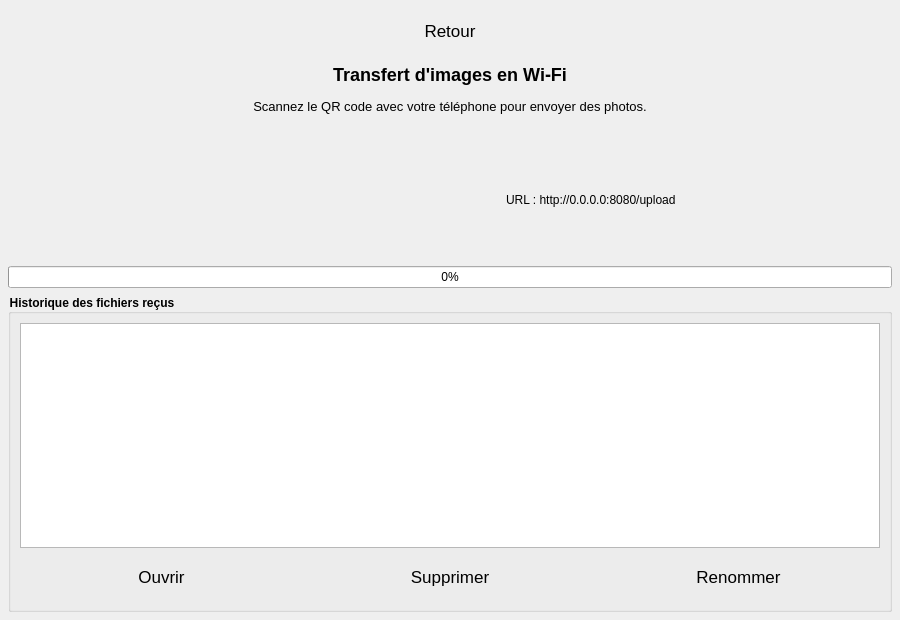
This is WifiTransferWidget.ui in Eliasgnd/Eau-couper_by_AE as Qt 5 draws it before an edit. The edited form follows.
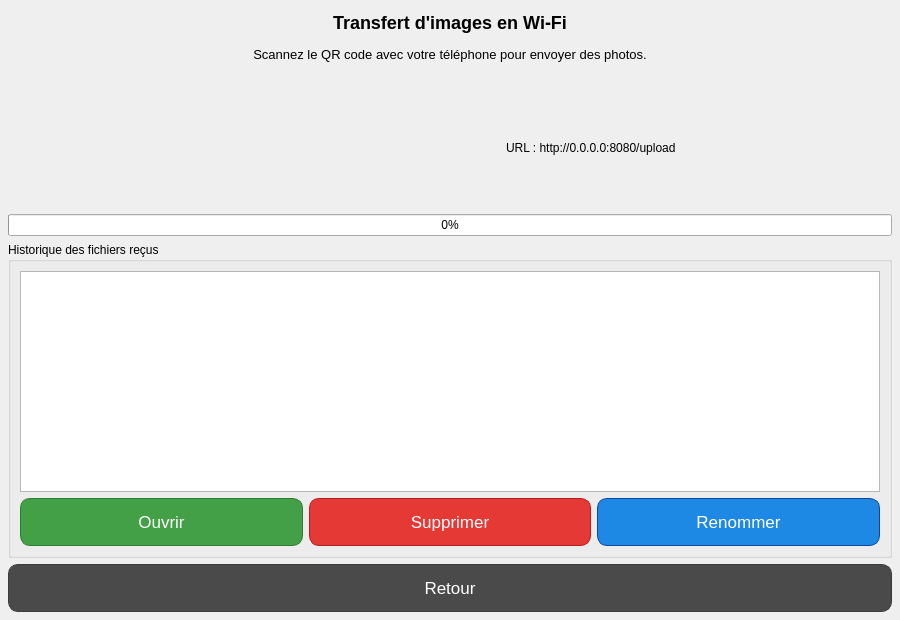
This is the edited form.

```diff
--- a/WifiTransferWidget.ui
+++ b/WifiTransferWidget.ui
@@ -15,14 +15,37 @@
   </property>
   <property name="styleSheet">
    <string>
-QPushButton{
-    font-size:13pt;
-    padding:6px 14px;
-    min-height:34px;
-    border-radius:10px;
-}
-QPushButton:pressed{transform:scale(0.98);}
-QGroupBox{font-weight:bold;}
+  /* Style commun à tous les QPushButton */
+  QPushButton{
+      font-size:13pt;
+      padding:6px 14px;
+      min-height:34px;
+      border-radius:10px;
+      background:#4a4a4a;
+      color:white;
+      border:1px solid #3a3a3a;
+  }
+  QPushButton:hover{ background:#5b5b5b; }
+  QPushButton:disabled{ background:#777; color:#bbb; }
+
+  /* Boutons du bas */
+  #openSelectedButton{
+      background:#43a047;           /* vert */
+      border-color:#2e7d32;
+  }
+  #openSelectedButton:hover{ background:#388e3c; }
+
+  #deleteSelectedButton{
+      background:#e53935;           /* rouge */
+      border-color:#b71c1c;
+  }
+  #deleteSelectedButton:hover{ background:#d32f2f; }
+
+  #renameButton{
+      background:#1e88e5;           /* bleu */
+      border-color:#0d47a1;
+  }
+  #renameButton:hover{ background:#1976d2; }
    </string>
   </property>
   <layout class="QVBoxLayout" name="mainLayout">
@@ -41,13 +64,6 @@
    <property name="bottomMargin">
     <number>8</number>
    </property>
-   <item>
-    <widget class="QPushButton" name="backButton">
-     <property name="text">
-      <string>Retour</string>
-     </property>
-    </widget>
-   </item>
    <item>
     <layout class="QHBoxLayout" name="topBar">
      <item>
@@ -207,17 +223,24 @@
          </widget>
         </item>
         <item>
-        <widget class="QPushButton" name="renameButton">
-         <property name="text">
-          <string>Renommer</string>
-         </property>
-        </widget>
+         <widget class="QPushButton" name="renameButton">
+          <property name="text">
+           <string>Renommer</string>
+          </property>
+         </widget>
         </item>
        </layout>
       </item>
      </layout>
     </widget>
    </item>
+   <item>
+    <widget class="QPushButton" name="backButton">
+     <property name="text">
+      <string>Retour</string>
+     </property>
+    </widget>
+   </item>
   </layout>
  </widget>
  <resources/>
```
